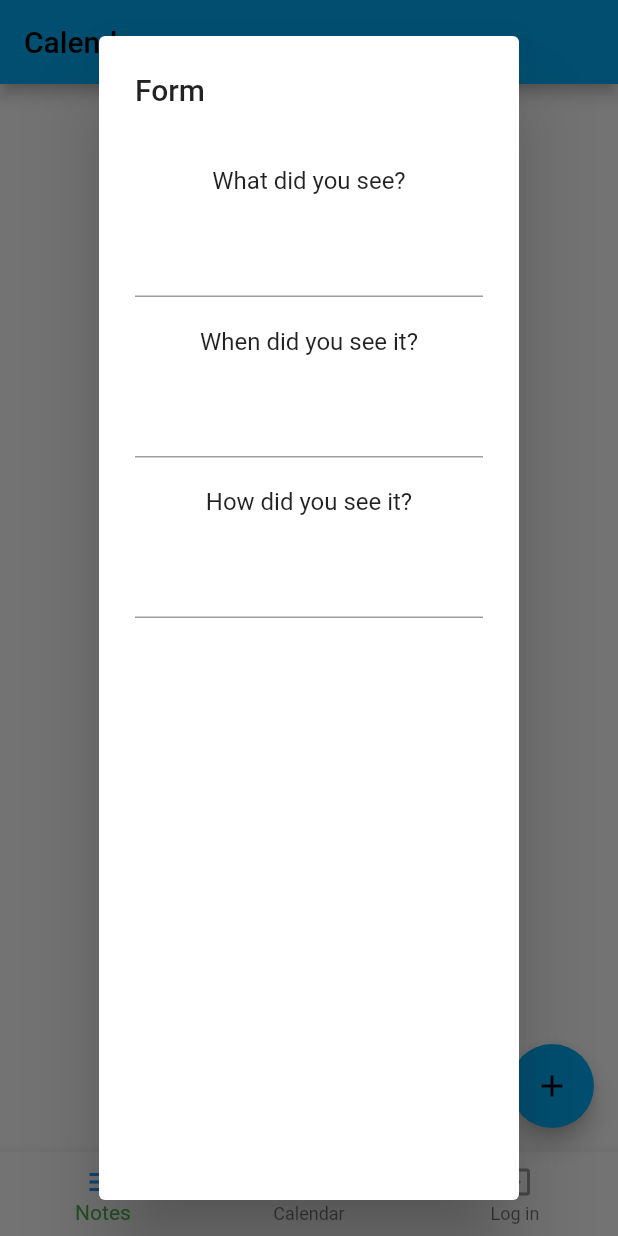
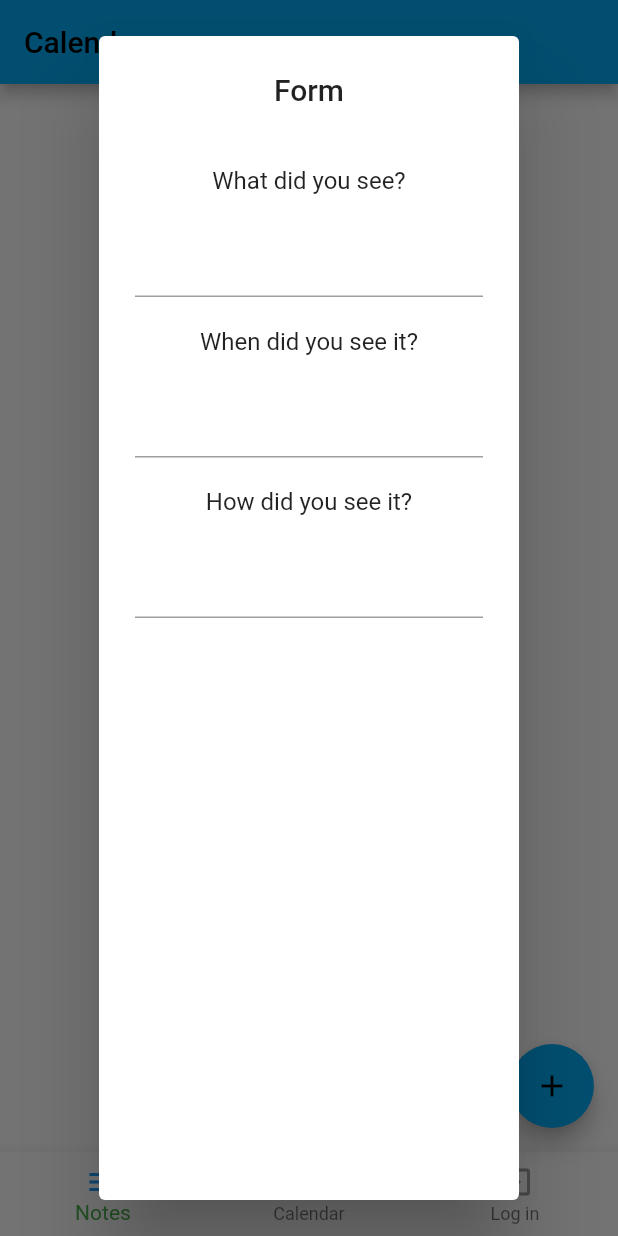
Before and after one commit to aleksandrapacia/star_calendar, a Flutter app: the screen it shows after launch, after a tap on the "add" icon, on a phone screen of 412 x 824 dp. Run offline on Flutter 3.47's test engine with Material 2 defaults, Android fonts, the phone set to English and light mode, and no system bars.

Commit message:
centered title of the form

```diff
--- a/lib/pages/home_page.dart
+++ b/lib/pages/home_page.dart
@@ -1,3 +1,5 @@
+// ignore_for_file: prefer_const_constructors, prefer_const_literals_to_create_immutables
+
 import 'package:flutter/material.dart';
 import 'package:star_calendar/pages/calendar_page.dart';
 import 'package:star_calendar/pages/login_page.dart';
@@ -12,7 +14,6 @@ class MyHomePage extends StatefulWidget {
 
 class _MyHomePageState extends State<MyHomePage> {
   PageController _controlPages = PageController();
-  // ignore: prefer_const_constructors
   List<Widget> _screens = [NotesPage(), CalendarPage(), LoginPage()];
   int selectedIndex = 0;
 
@@ -71,7 +72,7 @@ class _MyHomePageState extends State<MyHomePage> {
           showDialog(
               context: context,
               builder: (context) => AlertDialog(
-                  title: Text('Form'),
+                  title: Center(child: Text('Form')),
                   content: Column(
                     children: [
                       Padding(padding: EdgeInsets.all(10)),
```
